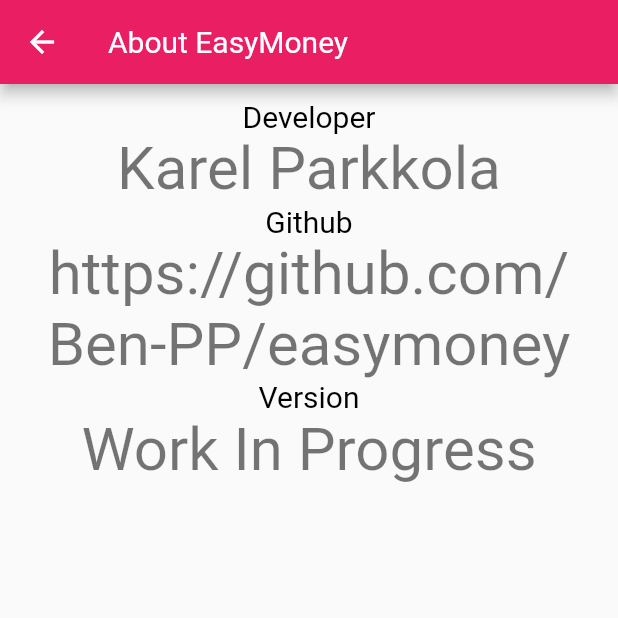
After one commit to lepplaju/easymoney, a Flutter app: the InfoRoute screen opened directly, on a phone screen of 412 x 824 dp, the top half of it. The commit adds this screen. Run offline on Flutter 3.47's test engine with Material 2 defaults, Android fonts, the phone set to English and light mode, and no system bars; our stand-ins replace after_layout, image_picker, package_info_plus, pdf, share_plus, sqflite; missing offline and left inert: pdf_render; accounts and stored records are empty; generated files the repository leaves out were written again.

Commit message:
Frame for InfoRoute

```diff
--- a/lib/features/profile/presentation/edit_profile_route.dart
+++ b/lib/features/profile/presentation/edit_profile_route.dart
@@ -71,6 +71,7 @@ class _EditProfileRouteState extends State<EditProfileRoute> {
           });
       return;
     }
+    if (ibanController.text.trim() != providerProfiles.selectedProfile!.iban) {
       final confirmation = await showDialog<bool>(
           context: context,
           builder: (BuildContext context) {
@@ -97,6 +98,7 @@ class _EditProfileRouteState extends State<EditProfileRoute> {
           });
       if (confirmation == null) return;
       if (!confirmation) return;
+    }
     await providerProfiles.editProfile(
       id: providerProfiles.selectedProfile!.id,
       profileName: profileNameController.text.trim(),
--- a/lib/home_page.dart
+++ b/lib/home_page.dart
@@ -10,6 +10,7 @@ import 'features/profile/application/provider_profiles.dart';
 import 'features/profile/presentation/add_profile_route.dart';
 import 'features/profile/presentation/app_bar_button_profiles.dart';
 import 'features/receipts/presentation/receipt_tab.dart';
+import 'info_route.dart';
 
 import 'utils/create_route.dart';
 
@@ -65,6 +66,12 @@ class _HomePageState extends State<HomePage> with AfterLayoutMixin<HomePage> {
         appBar: AppBar(
           title: const Text('EasyMoney'),
           centerTitle: true,
+          leading: IconButton(
+            icon: const Icon(Icons.info_outline_rounded),
+            onPressed: () {
+              Navigator.of(context).push(createRoute(const InfoRoute()));
+            },
+          ),
           actions: const [
             Padding(
               padding: EdgeInsets.symmetric(horizontal: 10),
--- /dev/null
+++ b/lib/info_route.dart
@@ -0,0 +1,35 @@
+import 'package:flutter/material.dart';
+import 'package:package_info_plus/package_info_plus.dart';
+
+import './widgets/data_widget.dart';
+
+class InfoRoute extends StatelessWidget {
+  const InfoRoute({super.key});
+
+  @override
+  Widget build(BuildContext context) {
+    final packageInfo = PackageInfo.fromPlatform();
+    return Scaffold(
+      appBar: AppBar(
+        // FIXME Localization
+        title: const Text('About EasyMoney'),
+      ),
+      body: const Padding(
+        padding: EdgeInsets.all(10),
+        child: SizedBox(
+          width: double.infinity,
+          child: Column(
+            children: [
+              // FIXME Localization
+              DataWidget(title: 'Developer', content: 'Karel Parkkola'),
+              DataWidget(
+                  title: 'Github',
+                  content: 'https://github.com/Ben-PP/easymoney'),
+              DataWidget(title: 'Version', content: 'Work In Progress'),
+            ],
+          ),
+        ),
+      ),
+    );
+  }
+}
--- /dev/null
+++ b/lib/widgets/data_widget.dart
@@ -0,0 +1,25 @@
+import 'package:flutter/material.dart';
+
+class DataWidget extends StatelessWidget {
+  const DataWidget({super.key, required this.title, required this.content});
+  final String title;
+  final String content;
+
+  @override
+  Widget build(BuildContext context) {
+    return Column(
+      children: [
+        Text(
+          title,
+          textAlign: TextAlign.center,
+          style: Theme.of(context).textTheme.displaySmall,
+        ),
+        Text(
+          content,
+          textAlign: TextAlign.center,
+          style: Theme.of(context).textTheme.displayMedium,
+        ),
+      ],
+    );
+  }
+}
--- a/pubspec.yaml
+++ b/pubspec.yaml
@@ -40,6 +40,7 @@ dependencies:
   share_plus: ^7.1.0
   after_layout: ^1.2.0
   pdf: ^3.10.4
+  package_info_plus: ^5.0.0
 
   # Use with the CupertinoIcons class for iOS style icons.
   cupertino_icons: ^1.0.2
```
Lines whose indentation alone changed are shown as unchanged.
